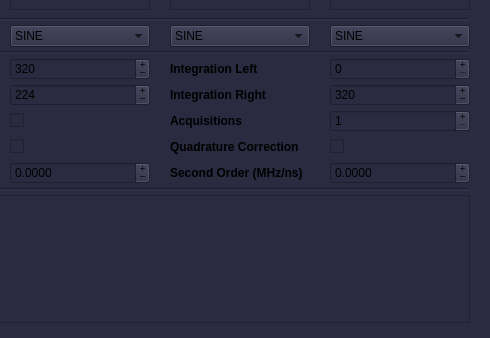
This is atomize/control_center/gui/awg_phasing_main_window.ui in Anatoly1010/Atomize_NIOCH as Qt 5 draws it before an edit; both pictures show x 796 to 1286 and y 257 to 595 of the 1286 by 595 pixel window. The edited form follows.
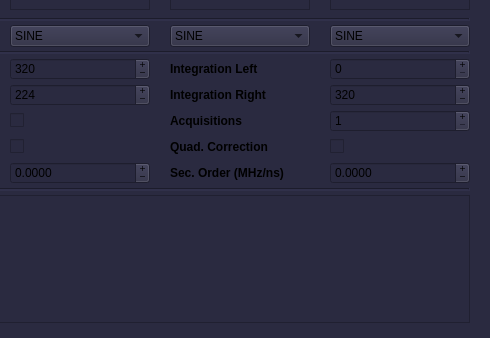
This is the edited form.

```diff
--- a/atomize/control_center/gui/awg_phasing_main_window.ui
+++ b/atomize/control_center/gui/awg_phasing_main_window.ui
@@ -2468,7 +2468,7 @@
          </font>
         </property>
         <property name="text">
-         <string>Second Order (MHz/ns)</string>
+         <string>Sec. Order (MHz/ns)</string>
         </property>
        </widget>
       </item>
@@ -2547,7 +2547,7 @@
          </font>
         </property>
         <property name="text">
-         <string>Quadrature Correction</string>
+         <string>Quad. Correction</string>
         </property>
        </widget>
       </item>
```
Left out of the diff: 6 changed lines with no effect on the pictures.
